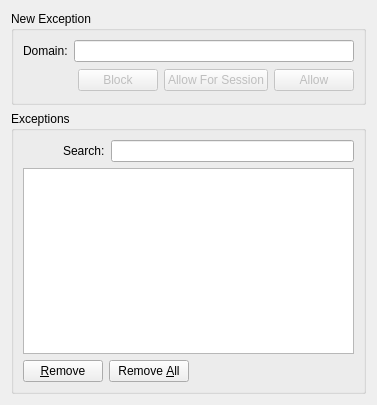
This is src/cookiesexceptions.ui in KDE/rekonq as Qt 5 draws it before an edit. The edited form follows.
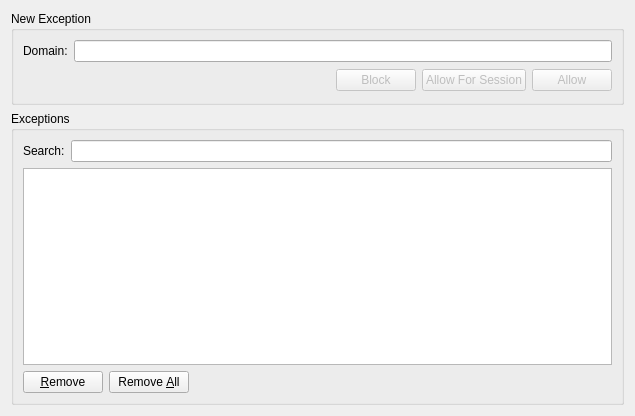
This is the edited form. Custom widgets are drawn as their Qt base class.

Patch:
```diff
--- a/src/cookiesexceptions.ui
+++ b/src/cookiesexceptions.ui
@@ -6,8 +6,8 @@
    <rect>
     <x>0</x>
     <y>0</y>
-    <width>377</width>
-    <height>405</height>
+    <width>635</width>
+    <height>416</height>
    </rect>
   </property>
   <property name="windowTitle">
@@ -96,22 +96,6 @@
      <layout class="QVBoxLayout" name="verticalLayout">
       <item>
        <layout class="QHBoxLayout" name="horizontalLayout">
-        <item>
-         <spacer name="horizontalSpacer">
-          <property name="orientation">
-           <enum>Qt::Horizontal</enum>
-          </property>
-          <property name="sizeType">
-           <enum>QSizePolicy::Minimum</enum>
-          </property>
-          <property name="sizeHint" stdset="0">
-           <size>
-            <width>40</width>
-            <height>20</height>
-           </size>
-          </property>
-         </spacer>
-        </item>
         <item>
          <widget class="QLabel" name="label_2">
           <property name="sizePolicy">
```
